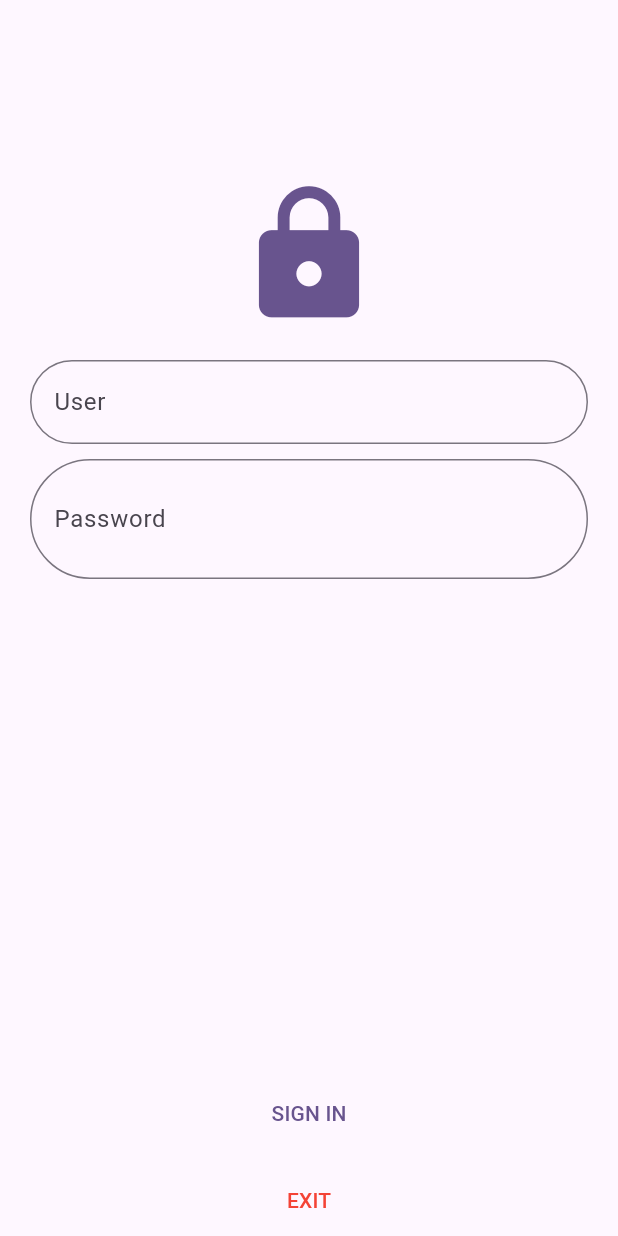
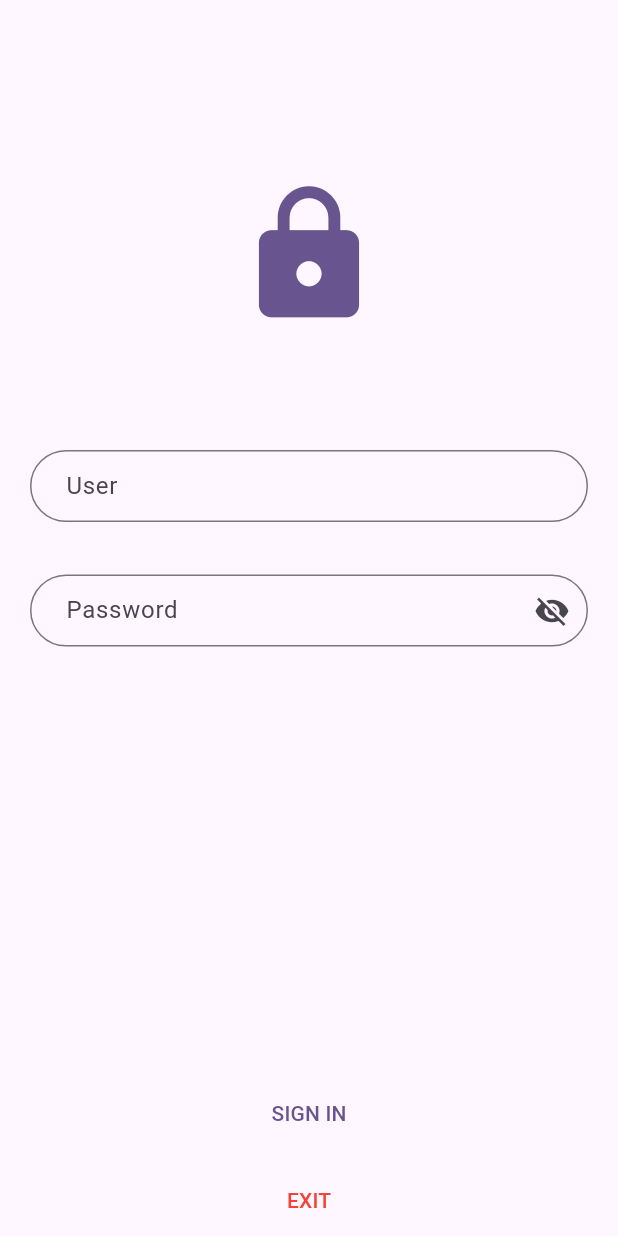
Before and after one commit to Noel-S/S8-U3-AC-01, a Flutter app: the screen it shows after launch, on a phone screen of 412 x 824 dp. Run offline on Flutter 3.47's test engine with Material 2 defaults, Android fonts, the phone set to English and light mode, and no system bars.

Commit message:
Adding styles to inpouts

```diff
--- a/lib/modules/auth/auth.dart
+++ b/lib/modules/auth/auth.dart
@@ -29,7 +29,7 @@ class _AuthState extends State<Auth> {
           children: [
             const SizedBox(height: 100),
             Icon(Icons.lock, size: 100, color: Theme.of(context).colorScheme.primary),
-            const SizedBox(height: 20),
+            const SizedBox(height: 80),
             TextFormField(
               validator: (value) {
                 if (value == null || value.isEmpty) {
@@ -41,11 +41,12 @@ class _AuthState extends State<Auth> {
                 return null;
               },
               decoration: const InputDecoration(
-                hintText: 'User',
+                contentPadding: EdgeInsets.symmetric(horizontal: 20, vertical: 10),
+                hintText: 'Enter your user',
                 label: Text('User'),
               ),
             ),
-            const SizedBox(height: 10),
+            const SizedBox(height: 35),
             ValueListenableBuilder<bool>(
               valueListenable: _showPasswordNotifier,
               builder: (context, showPassword, _) {
@@ -61,9 +62,10 @@ class _AuthState extends State<Auth> {
                   },
                   obscureText: showPassword,
                   decoration: InputDecoration(
-                    hintText: 'Password',
+                    hintText: 'Enter your password',
                     label: const Text('Password'),
-                    suffix: IconButton(
+                    contentPadding: const EdgeInsets.symmetric(horizontal: 20, vertical: 10),
+                    suffixIcon: IconButton(
                       onPressed: () {
                         _showPasswordNotifier.value = !_showPasswordNotifier.value;
                       },
```
